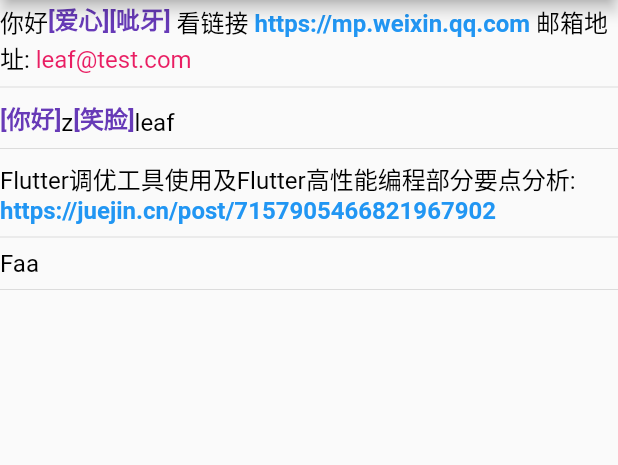
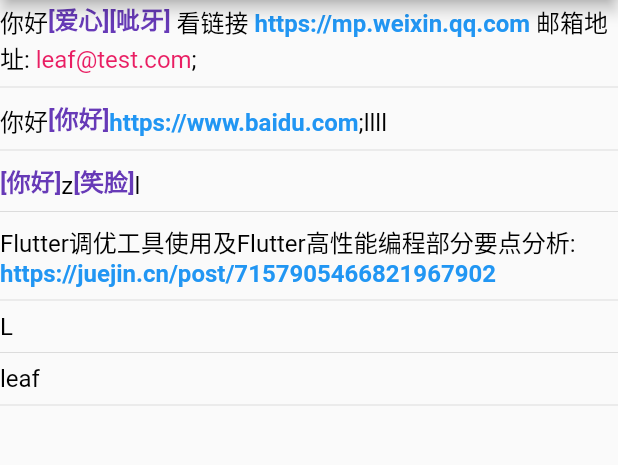
Before and after one commit to zingwin/efficient_parse_text, a Flutter app: the screen it shows after launch, on a phone screen of 412 x 824 dp, the part 84-549 px from its top. Run offline on Flutter 3.47's test engine with Material 2 defaults, Android fonts, the phone set to English and light mode, and no system bars; our stand-ins replace string_scanner.

Commit message:
feat: 修复匹配的index可能存在错误

```diff
--- a/efficient_parse_text/example/lib/main.dart
+++ b/efficient_parse_text/example/lib/main.dart
@@ -52,12 +52,16 @@ class _MyHomePageState extends State<MyHomePage> {
           RichText(
               text: TextSpan(
                   children: matchManager.matchThenGenInlineSpan(
-                      "你好[爱心][呲牙] 看链接 https://mp.weixin.qq.com 邮箱地址: leaf@test.com"))),
+                      "你好[爱心][呲牙] 看链接 https://mp.weixin.qq.com 邮箱地址: leaf@test.com;"))),
           const Divider(),
           RichText(
               text: TextSpan(
-                  children:
-                      matchManager.matchThenGenInlineSpan("[你好]z[笑脸]leaf"))),
+                  children: matchManager.matchThenGenInlineSpan(
+                      "你好[你好]https://www.baidu.com;llll"))),
+          const Divider(),
+          RichText(
+              text: TextSpan(
+                  children: matchManager.matchThenGenInlineSpan("[你好]z[笑脸]l"))),
           const Divider(),
           RichText(
               text: TextSpan(
@@ -65,8 +69,12 @@ class _MyHomePageState extends State<MyHomePage> {
                       "Flutter调优工具使用及Flutter高性能编程部分要点分析:https://juejin.cn/post/7157905466821967902"))),
           const Divider(),
           RichText(
+              text:
+                  TextSpan(children: matchManager.matchThenGenInlineSpan("L"))),
+          const Divider(),
+          RichText(
               text: TextSpan(
-                  children: matchManager.matchThenGenInlineSpan("Faa"))),
+                  children: matchManager.matchThenGenInlineSpan("leaf"))),
           const Divider(),
         ],
       ),
--- a/efficient_parse_text/lib/xh_highlight_match_core.dart
+++ b/efficient_parse_text/lib/xh_highlight_match_core.dart
@@ -57,7 +57,7 @@ class XHHighlightMatchCore {
         XHMatchInfo(
             matchType: unMatch.matchType,
             start: cursor,
-            end: target.length - 1,
+            end: target.length,
             value: target.substring(cursor))
       ];
     }
@@ -74,11 +74,11 @@ class XHHighlightMatchCore {
       allMatchList.add(match);
       cursor = match.end;
     }
-    if (cursor != target.length - 1) {
+    if (cursor != target.length) {
       allMatchList.add(XHMatchInfo(
           matchType: unMatch.matchType,
           start: cursor,
-          end: target.length - 1,
+          end: target.length,
           value: target.substring(cursor)));
     }
     return allMatchList;
--- a/efficient_parse_text/pubspec.yaml
+++ b/efficient_parse_text/pubspec.yaml
@@ -1,6 +1,6 @@
 name: efficient_parse_text
 description: 高性能易拓展文本链接、表情、电话、邮箱地址高亮解析
-version: 1.1.0
+version: 1.1.1
 homepage: https://github.com/zingwin/efficient_parse_text/tree/master
 
 environment:
```
